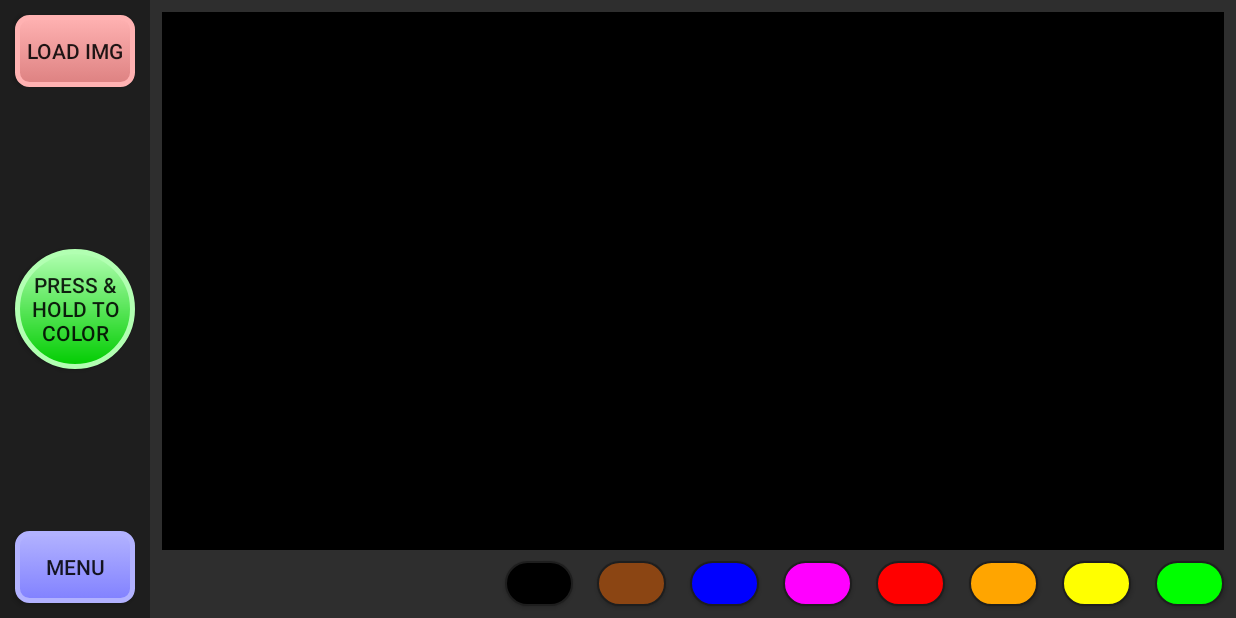
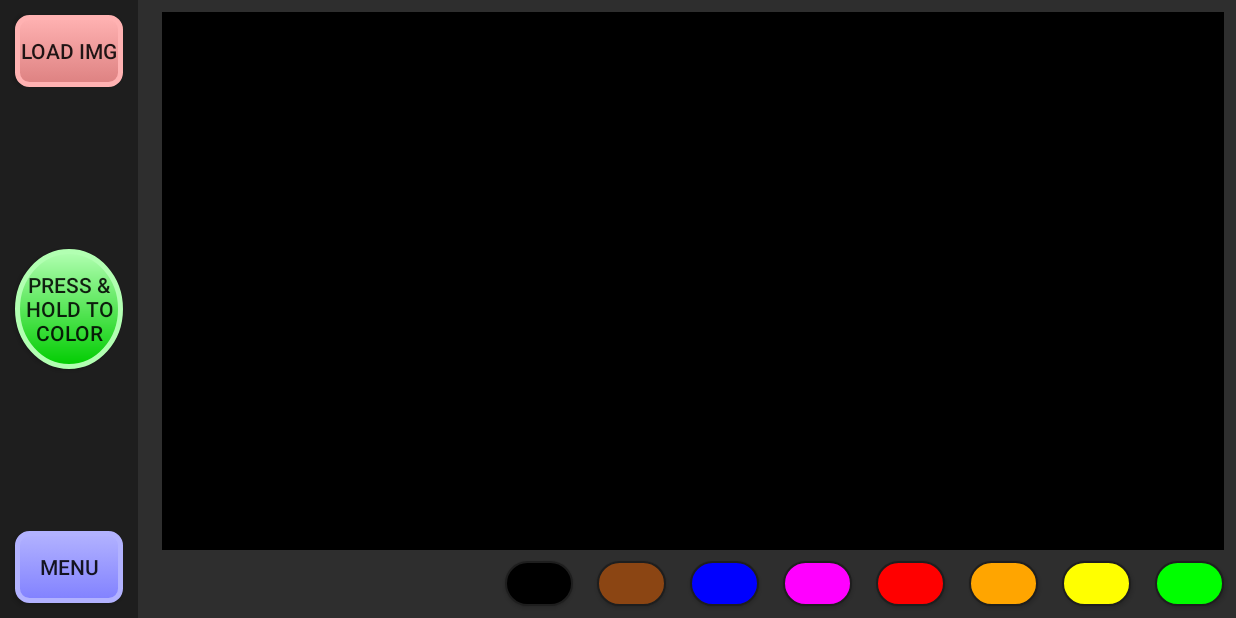
Before and after one commit to MOOOoooD/IColorMyWorld, an Android app: the UserPaint_using screen opened directly, with no data from a screen before it, on a phone screen of 824 x 412 dp (held sideways). Run offline under Robolectric (Android 15) with nearby library versions, the light colour scheme and no system bars; libraries missing offline, so code that uses them is left out: org.opencv.android, org.opencv.core, org.opencv.imgproc; 2 statements that could not run were skipped.

Commit message:
fixed load button and some function in color button

```diff
--- a/app/src/main/java/com/apps/mooooood/functforapp/UserPaint_using.java
+++ b/app/src/main/java/com/apps/mooooood/functforapp/UserPaint_using.java
@@ -80,7 +80,7 @@ public class UserPaint_using extends AppCompatActivity implements PopupMenu.OnMe
 
 //        load_btn = findViewById(R.id.load_images);
 
-      //  blackBtn = findViewById(R.id.black_paint);
+        //  blackBtn = findViewById(R.id.black_paint);
         brownBtn = findViewById(R.id.colorBrBtn);
         blueBtn = findViewById(R.id.colorBlueBtn);
         purpleBtn = findViewById(R.id.colorPBtn);
@@ -89,68 +89,59 @@ public class UserPaint_using extends AppCompatActivity implements PopupMenu.OnMe
         yellowBtn = findViewById(R.id.colorYBtn);
         greenBtn = findViewById(R.id.colorGBtn);
 
-//        menuBtn = findViewById(R.id.menu_button);
 
         pCustomView = findViewById(R.id.paint_custom_view);
-        menuCustView = findViewById(R.id.menu_cust_view);
-
-        //menuCustView.colorBtn = findViewById(R.id.color_button);
-//        load_btn.setOnClickListener(new View.OnClickListener(){
-//            @Override
-//            public void onClick(View view){
-//                Intent image = new Intent(Intent.ACTION_PICK, MediaStore.Images.Media.EXTERNAL_CONTENT_URI);
-//                startActivityForResult(image, RESULT_LOAD_IMG);
-//            }
-//        });
-//
 
 
-//        colorBtn.setOnTouchListener(new View.OnTouchListener(){
-//
-//            @Override
-//            public boolean onTouch(View view, MotionEvent motionEvent) {
-//
-//                switch (motionEvent.getAction()) {
-//                    case MotionEvent.ACTION_DOWN:
-//                        pCustomView.colorToggle = true;
-//                        //pCustomView.invalidate();
-//                        break;
-//                    case MotionEvent.ACTION_UP:
-//                        pCustomView.colorToggle = false;
-//                        //pCustomView.invalidate();
-//                        break;
-//                    default:
-//                        return false;
-//                }
-//                return false;
-//            }
-//        });
+    }
+
+
+    /**
+     * on click and on touch listener for color button - needs work
+     * @param v
+     */
+    public void applyColor(View v){
+        v.setOnTouchListener(new View.OnTouchListener(){
+
+
+            @Override
+            public boolean onTouch(View view, MotionEvent motionEvent) {
+                switch (motionEvent.getAction()) {
+                    case MotionEvent.ACTION_DOWN:
+                        pCustomView.colorToggle = true;
+                        //pCustomView.invalidate();
+                        break;
+                    case MotionEvent.ACTION_UP:
+                        pCustomView.colorToggle = false;
+                        view.performClick();
+                        //pCustomView.invalidate();
+                        break;
+                }
+                return false;
+            }
+        });
+    }
 
 
 
-        /*****************************************8
-
-for menu bottom toolbar
-         Toolbar toolbarBottom = findViewById(R.id.toolbar_bottom);
-        toolbarBottom.inflateMenu(R.menu.draw_menu);
-
-        toolbarBottom.setOnMenuItemClickListener(new Toolbar.OnMenuItemClickListener() {
-            @Override
-            public boolean onMenuItemClick(MenuItem item) {
-                handleDrawingIconTouched(item.getItemId());
-                return false;
-            }
-        });
-        *************************************************/
+    /**
+     * onClick method to load images
+     * @param v - load_btn
+     */
+    public void loadImg(View v){
+        Intent image = new Intent(Intent.ACTION_PICK, MediaStore.Images.Media.EXTERNAL_CONTENT_URI);
+        startActivityForResult(image, RESULT_LOAD_IMG);
     }
 
-
+    /**
+     * onClick method to display popup menu
+     * @param v - menu_btn
+     */
     public void listMenu(View v){
         PopupMenu popupMenu = new PopupMenu(this, v);
         popupMenu.setOnMenuItemClickListener(this);
         popupMenu.inflate(R.menu.draw_menu);
         popupMenu.show();
-
     }
     @Override
     public boolean onMenuItemClick(MenuItem item) {
--- a/app/src/main/res/layout/activity_menu_cust_view.xml
+++ b/app/src/main/res/layout/activity_menu_cust_view.xml
@@ -2,17 +2,66 @@
 <android.support.constraint.ConstraintLayout xmlns:android="http://schemas.android.com/apk/res/android"
     xmlns:app="http://schemas.android.com/apk/res-auto"
     xmlns:tools="http://schemas.android.com/tools"
-    android:layout_width="match_parent"
+    android:layout_width="@dimen/mcv_width"
     android:layout_height="match_parent"
     android:id="@+id/menusection"
     tools:context=".UserPaint_using"
     tools:showIn="@layout/activity_user_paint"
+
+
         >
     <com.apps.mooooood.functforapp.MenuCustView
+
         android:id="@+id/menu_cust_view"
-        android:layout_width="wrap_content"
-        android:layout_height="match_parent"
-        android:layout_alignParentStart="true">
+        android:layout_width="match_parent"
+        android:layout_height="0dp"
+        android:layout_alignParentStart="true"
+        android:layout_alignParentTop="true"
+        android:layout_marginEnd="8dp"
+        android:background="@color/palettegray"
+        app:layout_constraintStart_toStartOf="parent"
+        app:layout_constraintTop_toTopOf="parent">
+
+        <Button
+            android:id="@+id/load_images"
+            android:layout_width="match_parent"
+            android:layout_height="wrap_content"
+            android:layout_alignParentTop="true"
+            android:layout_centerHorizontal="false"
+            android:layout_centerInParent="false"
+            android:layout_margin="10dp"
+            android:background="@drawable/loadbtn"
+            android:text="@string/load_btn"
+            android:onClick="loadImg"
+            tools:layout_editor_absoluteX="10dp"
+            tools:layout_editor_absoluteY="10dp" />
+
+        <Button
+            android:id="@+id/color_button"
+            android:layout_width="match_parent"
+            android:layout_height="wrap_content"
+            android:layout_centerVertical="true"
+            android:layout_gravity="center_vertical"
+            android:layout_margin="10dp"
+            android:background="@drawable/button_circle"
+            android:onClick="applyColor"
+            android:text="@string/color_btn"
+            tools:layout_editor_absoluteX="10dp"
+            tools:layout_editor_absoluteY="102dp" />
+
+        <!--        android:onClick="colorSwitch"  -->
+
+
+        <Button
+            android:id="@+id/menu_button"
+            android:layout_width="match_parent"
+            android:layout_height="wrap_content"
+            android:layout_alignParentBottom="true"
+            android:layout_centerVertical="true"
+            android:layout_margin="10dp"
+            android:background="@drawable/menubtn"
+            android:onClick="listMenu"
+            android:text="@string/menu_btn" />
 
 
     </com.apps.mooooood.functforapp.MenuCustView>
--- a/app/src/main/res/layout/activity_user_paint.xml
+++ b/app/src/main/res/layout/activity_user_paint.xml
@@ -23,7 +23,6 @@
         app:layout_constraintBottom_toBottomOf="parent"
         app:layout_constraintEnd_toEndOf="parent"
         app:layout_constraintHorizontal_bias="1.0"
-        app:layout_constraintStart_toEndOf="@+id/menu_cust_view"
         app:layout_constraintTop_toTopOf="parent"
         app:layout_constraintVertical_bias="1.0">
 
@@ -127,57 +126,8 @@
         app:layout_constraintStart_toStartOf="parent"
         app:layout_constraintTop_toTopOf="parent" />
 
-    <com.apps.mooooood.functforapp.MenuCustView
-        android:id="@+id/menu_cust_view"
-        android:layout_width="100dp"
-        android:layout_height="0dp"
-        android:layout_alignParentStart="true"
-        android:layout_alignParentTop="true"
-        android:layout_marginEnd="8dp"
-        android:background="@color/palettegray"
-        app:layout_constraintEnd_toStartOf="@+id/paint_custom_view"
-        app:layout_constraintStart_toStartOf="parent"
-        app:layout_constraintTop_toTopOf="parent">
+    <include layout="@layout/activity_menu_cust_view"/>
 
-        <Button
-            android:id="@+id/load_images"
-            android:layout_width="match_parent"
-            android:layout_height="wrap_content"
-            android:layout_alignParentTop="true"
-            android:layout_centerHorizontal="false"
-            android:layout_centerInParent="false"
-            android:layout_margin="10dp"
-            android:background="@drawable/loadbtn"
-            android:text="@string/load_btn"
-            tools:layout_editor_absoluteX="10dp"
-            tools:layout_editor_absoluteY="10dp" />
-
-        <Button
-            android:id="@+id/color_button"
-            android:layout_width="match_parent"
-            android:layout_height="wrap_content"
-            android:layout_centerVertical="true"
-            android:layout_gravity="center_vertical"
-            android:layout_margin="10dp"
-            android:background="@drawable/button_circle"
-            android:text="@string/color_btn"
-            tools:layout_editor_absoluteX="10dp"
-            tools:layout_editor_absoluteY="102dp" />
-
-        <!--        android:onClick="colorSwitch"  -->
-
-
-        <Button
-            android:id="@+id/menu_button"
-            android:layout_width="match_parent"
-            android:layout_height="wrap_content"
-            android:layout_alignParentBottom="true"
-            android:layout_centerVertical="true"
-            android:layout_margin="10dp"
-            android:background="@drawable/menubtn"
-            android:onClick="listMenu"
-            android:text="@string/menu_btn" />
-    </com.apps.mooooood.functforapp.MenuCustView>
     <!--
 
 
--- a/app/src/main/res/values/dimens.xml
+++ b/app/src/main/res/values/dimens.xml
@@ -5,4 +5,6 @@
     <dimen name="corn_rad">20dp</dimen>
     <dimen name="margins">8dp</dimen>
     <dimen name="p_height">30dp</dimen>
+    <dimen name="mcv_width">100dp</dimen>
+
 </resources>
--- a/app/src/main/res/values/styles.xml
+++ b/app/src/main/res/values/styles.xml
@@ -17,7 +17,7 @@
         <item name="colorAccent">@color/colorAccent</item>
     </style>
 
-    <style name="AppTheme.AppBarOverlay" parent="ThemeOverlay.AppCompat.Dark.ActionBar" />
+    <style name="AppTheme.AppBarOverlay" parent="Base.ThemeOverlay.AppCompat.Dark.ActionBar" />
 
     <style name="SmallButton" parent="android:Widget.Button.Small">
         <item name="android:minHeight">50dp</item>
```
Also changed, not shown: app/src/main/java/com/apps/mooooood/functforapp/MenuCustView.java (+5 -2 lines).
